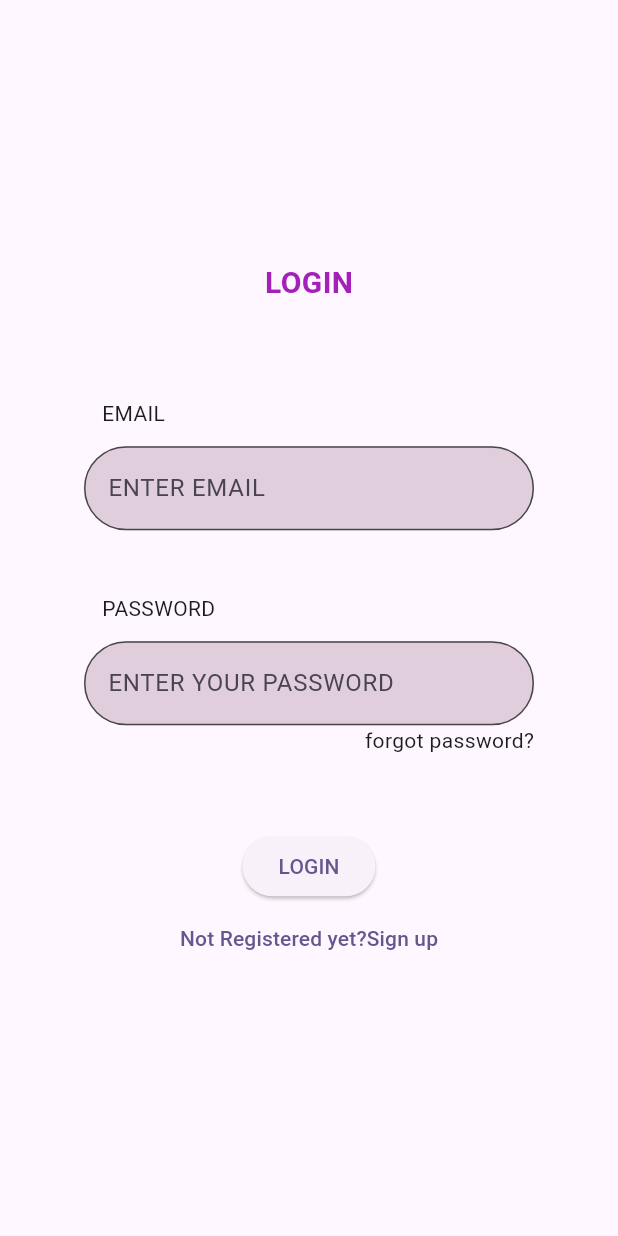
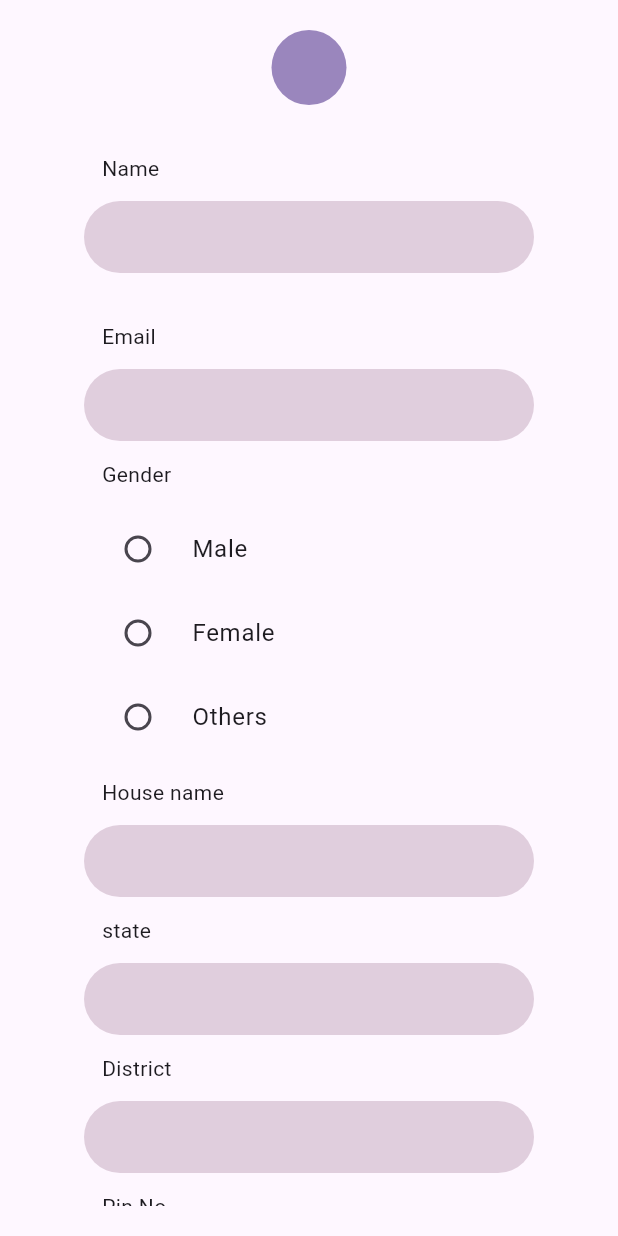
Before and after one commit to emilrena/festive-fusion, a Flutter app: the screen it shows after launch, after a tap on "Not Registered yet?Sign up", on a phone screen of 412 x 824 dp. Run offline on Flutter 3.47's test engine with Material 3 defaults, Android fonts, the phone set to English and light mode, and no system bars.

Commit message:
registration

```diff
--- a/lib/login.dart
+++ b/lib/login.dart
@@ -1,3 +1,4 @@
+import 'package:festive_fusion/registration.dart';
 import 'package:flutter/material.dart';
 
 class Login extends StatefulWidget {
@@ -18,13 +19,20 @@ class _LoginState extends State<Login> {
             width: 300,
             child: Column(
               mainAxisAlignment: MainAxisAlignment.center,
+              children: [
+                Text(
+                  'Festive Fusion',
+                  style: TextStyle(
+                      fontFamily: 'irish grover',
+                      color: const Color.fromARGB(255, 163, 33, 185),
+                      fontSize: 20,
+                      fontWeight: FontWeight.bold),
+                ),
+                SizedBox(
+                  height: 50,
+                ),
+                Row(
 
-              children: [
-                Text('LOGIN',style: TextStyle(color: const Color.fromARGB(255, 163, 33, 185),fontSize: 20,
-                                  fontWeight: FontWeight.bold),),
-                                  SizedBox(height:50,),
-
-                                  Row(
                   mainAxisAlignment: MainAxisAlignment.start,
                   children: [
                     Padding(
@@ -33,14 +41,19 @@ class _LoginState extends State<Login> {
                     ),
                   ],
                 ),
-                                  TextFormField(decoration: InputDecoration
-                                  (fillColor: Color.fromARGB(255, 224, 206, 221),filled:true,
-                                    border: OutlineInputBorder
-                                  (borderRadius: BorderRadius.all(Radius.circular(40))),
+                TextFormField(
+                  decoration: InputDecoration(
+                      fillColor: Color.fromARGB(255, 224, 206, 221),
+                      filled: true,
+                      border: OutlineInputBorder(
+                          borderRadius: BorderRadius.all(Radius.circular(40))),
                       hintText: ('ENTER EMAIL')),
                 ),
-                                  SizedBox(height: 30,),
-                                  Container(child: Row(
+                SizedBox(
+                  height: 30,
+                ),
+                Container(
+                    child: Row(
                   mainAxisAlignment: MainAxisAlignment.start,
                   children: [
                     Padding(
@@ -50,28 +63,39 @@ class _LoginState extends State<Login> {
                   ],
                 )),
                 TextFormField(
-                                    decoration: InputDecoration(fillColor:Color.fromARGB(255, 224, 206, 221),filled:true,border: OutlineInputBorder(
-                                      borderRadius: BorderRadius.all(Radius.circular(40))
-                                    ),
+                  decoration: InputDecoration(
+                      fillColor: Color.fromARGB(255, 224, 206, 221),
+                      filled: true,
+                      border: OutlineInputBorder(
+                          borderRadius: BorderRadius.all(Radius.circular(40))),
                       hintText: ('ENTER YOUR PASSWORD')),
-
-
                 ),
                 Row(
                   mainAxisAlignment: MainAxisAlignment.end,
                   children: [
-                                      Text("forgot password?"),
+                    Text("forgot password?",style: TextStyle(decoration: TextDecoration.underline,color: Color.fromARGB(255, 20, 97, 160)),),
                   ],
                 ),
-                                  SizedBox(height: 50,),
-                                  ElevatedButton(onPressed: (){}, child: Text('LOGIN')),
-                                  TextButton(onPressed: (){}, child: Text('Not Registered yet?Sign up'))
+                SizedBox(
+                  height: 50,
+                ),
+                ElevatedButton(onPressed: () {},
+                style: ButtonStyle(backgroundColor: MaterialStateProperty.all<Color>(Colors.deepPurple)),
+                child: Text('LOGIN',style: TextStyle(color: Color.fromARGB(255, 245, 244, 245)),)),
+                SizedBox(
+                  height: 30,
+                ),
+                TextButton(
+                    onPressed: () {
+                      Navigator.push(context, MaterialPageRoute(builder:(context) {
+                        return Registration();
+                      },));
+                    }, child: Text('Not Registered yet?Sign up'))
               ],
             ),
           ),
         ],
       ),
-
     );
   }
 }
--- /dev/null
+++ b/lib/registration.dart
@@ -0,0 +1,226 @@
+import 'package:flutter/material.dart';
+
+class Registration extends StatefulWidget {
+  const Registration({super.key});
+
+  @override
+  State<Registration> createState() => _RegistrationState();
+}
+
+class _RegistrationState extends State<Registration> {
+  String gender="";
+  @override
+  Widget build(BuildContext context) {
+    return Scaffold(
+      body: SafeArea(
+        child: Padding(
+          padding: const EdgeInsets.only(top: 20,bottom: 20),
+          child: Row(
+            mainAxisAlignment: MainAxisAlignment.center,
+            children: [
+              Container(width: 300,
+                child: SingleChildScrollView(
+
+                    child: Column(
+                      children: [
+                        Container(
+                          height: 50,width: 50,
+                          decoration: BoxDecoration(
+                            shape: BoxShape.circle,
+                            color: const Color.fromARGB(255, 154, 134, 189)
+                          ),
+                        ),
+                        SizedBox(height: 20,),
+                        Row(mainAxisAlignment: MainAxisAlignment.start,
+                          children: [
+                            Padding(
+                              padding: const EdgeInsets.all(12.0),
+                              child: Text('Name'),
+                            ),
+                          ],
+                        ),
+                        TextFormField(decoration: InputDecoration(fillColor: Color.fromARGB(255, 224, 206, 221),
+                        filled: true,
+                        border: UnderlineInputBorder(
+                          borderRadius: BorderRadius.all(Radius.circular(40)),
+                          borderSide: BorderSide.none)
+
+
+                        ),),
+                        SizedBox(height: 20,),
+                        Row(mainAxisAlignment: MainAxisAlignment.start,
+                          children: [
+                            Padding(
+                              padding: const EdgeInsets.all(12.0),
+                              child: Text('Email'),
+                            ),
+                          ],
+                        ),
+                        TextFormField(decoration: InputDecoration(fillColor: Color.fromARGB(255, 224, 206, 221),
+                        filled: true,
+                        border: UnderlineInputBorder(
+                          borderRadius: BorderRadius.all(Radius.circular(40)),
+                          borderSide: BorderSide.none)
+
+
+                        ),),
+                        Row(mainAxisAlignment: MainAxisAlignment.start,
+                          children: [
+                            Padding(
+                              padding: const EdgeInsets.all(12.0),
+                              child: Text('Gender'),
+                            ),
+                          ],
+                        ),
+                        RadioListTile(
+                          title: Text('Male'),
+
+                        value: 'Male', groupValue: gender, onChanged: (value){
+                          setState(() {
+                            gender=value.toString();
+                          });
+                        }),
+                        RadioListTile(
+                          title: Text('Female'),
+
+                        value: 'Female', groupValue: gender, onChanged: (value){
+                          setState(() {
+                            gender=value.toString();
+                          });
+                        }),
+                        RadioListTile(
+                          title: Text('Others'),
+
+                        value: 'others', groupValue: gender, onChanged: (value){
+                          setState(() {
+                            gender=value.toString();
+                          });
+                        }),
+                         Row(mainAxisAlignment: MainAxisAlignment.start,
+                           children: [
+                             Padding(
+                               padding: const EdgeInsets.all(12.0),
+                               child: Text('House name'),
+                             ),
+                           ],
+                         ),
+                        TextFormField(decoration: InputDecoration(fillColor: Color.fromARGB(255, 224, 206, 221),
+                        filled: true,
+                        border: UnderlineInputBorder(
+                          borderRadius: BorderRadius.all(Radius.circular(40)),
+                          borderSide: BorderSide.none)
+
+
+                        ),),
+                         Row(mainAxisAlignment: MainAxisAlignment.start,
+                           children: [
+                             Padding(
+                               padding: const EdgeInsets.all(12.0),
+                               child: Text('state'),
+                             ),
+                           ],
+                         ),
+                        TextFormField(decoration: InputDecoration(fillColor: Color.fromARGB(255, 224, 206, 221),
+                        filled: true,
+                        border: UnderlineInputBorder(
+                          borderRadius: BorderRadius.all(Radius.circular(40)),
+                          borderSide: BorderSide.none)
+
+
+                        ),),
+                         Row(mainAxisAlignment: MainAxisAlignment.start,
+                           children: [
+                             Padding(
+                               padding: const EdgeInsets.all(12.0),
+                               child: Text('District'),
+                             ),
+                           ],
+                         ),
+                        TextFormField(decoration: InputDecoration(fillColor: Color.fromARGB(255, 224, 206, 221),
+                        filled: true,
+                        border: UnderlineInputBorder(
+                          borderRadius: BorderRadius.all(Radius.circular(40)),
+                          borderSide: BorderSide.none)
+
+
+                        ),),
+                        Row(mainAxisAlignment: MainAxisAlignment.start,
+                          children: [
+                            Padding(
+                              padding: const EdgeInsets.all(12.0),
+                              child: Text('Pin No'),
+                            ),
+                          ],
+                        ),
+                        TextFormField(keyboardType: TextInputType.phone,
+                          decoration: InputDecoration(fillColor: Color.fromARGB(255, 224, 206, 221),
+                        filled: true,
+                        border: UnderlineInputBorder(
+                          borderRadius: BorderRadius.all(Radius.circular(40)),
+                          borderSide: BorderSide.none)
+
+
+                        ),),
+                        Row(mainAxisAlignment: MainAxisAlignment.start,
+                          children: [
+                            Padding(
+                              padding: const EdgeInsets.all(12.0),
+                              child: Text('Mobile Number'),
+                            ),
+                          ],
+                        ),
+                        TextFormField(keyboardType: TextInputType.phone,
+                          decoration: InputDecoration(fillColor: Color.fromARGB(255, 224, 206, 221),
+                        filled: true,
+                        border: UnderlineInputBorder(
+                          borderRadius: BorderRadius.all(Radius.circular(40)),
+                          borderSide: BorderSide.none)
+
+
+                        ),),
+                        Row(mainAxisAlignment: MainAxisAlignment.start,
+                          children: [
+                            Padding(
+                              padding: const EdgeInsets.all(12.0),
+                              child: Text('Password'),
+                            ),
+                          ],
+                        ),
+                        TextFormField(decoration: InputDecoration(fillColor: Color.fromARGB(255, 224, 206, 221),
+                        filled: true,
+                        border: UnderlineInputBorder(
+                          borderRadius: BorderRadius.all(Radius.circular(40)),
+                          borderSide: BorderSide.none)
+
+
+                        ),),
+                        Row(mainAxisAlignment: MainAxisAlignment.start,
+                          children: [
+                            Padding(
+                              padding: const EdgeInsets.all(12.0),
+                              child: Text('confirm password'),
+                            ),
+                          ],
+                        ),
+                        TextFormField(decoration: InputDecoration(fillColor: Color.fromARGB(255, 224, 206, 221),
+                        filled: true,
+                        border: UnderlineInputBorder(
+                          borderRadius: BorderRadius.all(Radius.circular(40)),
+                          borderSide: BorderSide.none)
+
+
+                        ),),
+                        SizedBox(height: 50,),
+                        ElevatedButton(onPressed: () {}, child: Text('REGISTOR')),
+
+                      ],
+                    ),
+                  ),
+              ),
+            ],
+          ),
+        ),
+      ),
+      );
+  }
+}
--- a/pubspec.yaml
+++ b/pubspec.yaml
@@ -35,6 +35,7 @@ dependencies:
   # The following adds the Cupertino Icons font to your application.
   # Use with the CupertinoIcons class for iOS style icons.
   cupertino_icons: ^1.0.2
+  google_fonts: any
 
 dev_dependencies:
   flutter_test:
```
Also changed, not shown: pubspec.lock, 1 other file. Lines whose indentation alone changed are shown as unchanged.
